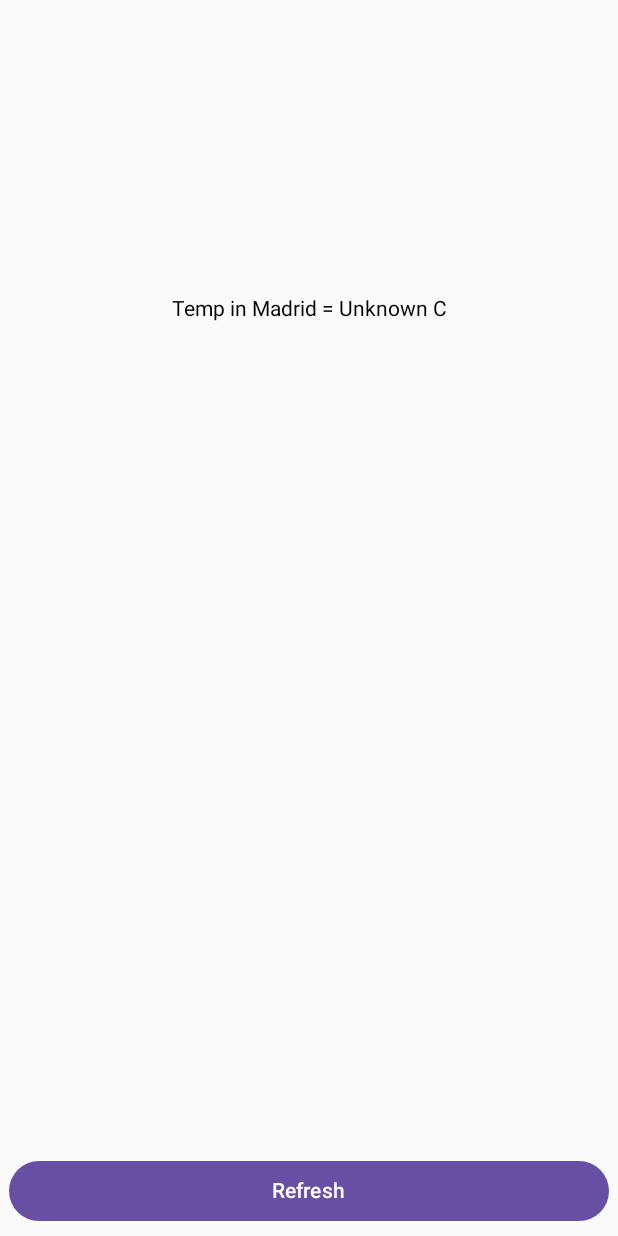
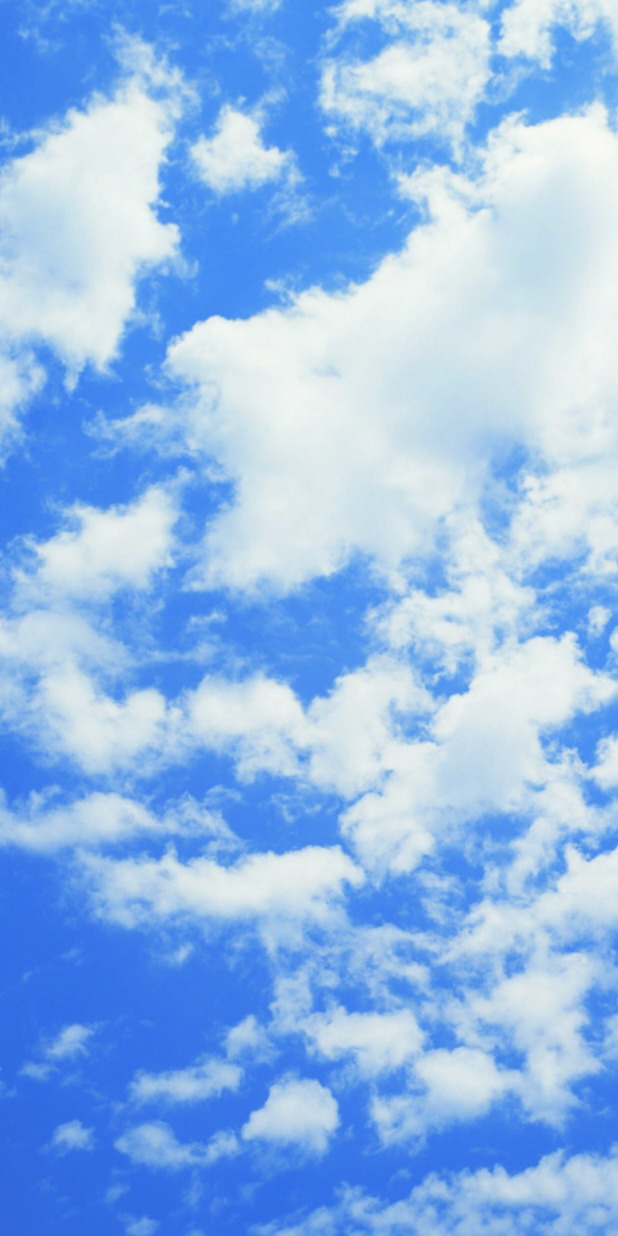
Before and after one commit to NoXis82/ComposeExample, an Android app built with Jetpack Compose: the screen it shows after launch (MainActivity), on a phone screen of 412 x 824 dp. Run offline under Robolectric (Android 15) with nearby library versions, the phone set to English and light mode, and no system bars; our stand-ins replace Volley.

Commit message:
create background image

```diff
--- a/app/src/main/java/com/noxis/composeexample/MainActivity.kt
+++ b/app/src/main/java/com/noxis/composeexample/MainActivity.kt
@@ -22,13 +22,14 @@ import androidx.compose.ui.Modifier
 import androidx.compose.ui.unit.dp
 import com.android.volley.toolbox.StringRequest
 import com.android.volley.toolbox.Volley
+import com.noxis.composeexample.screens.MainScreen
 import org.json.JSONObject
 
 class MainActivity : ComponentActivity() {
     override fun onCreate(savedInstanceState: Bundle?) {
         super.onCreate(savedInstanceState)
         setContent {
-            Greeting(name = "Madrid", this)
+            MainScreen()
         }
     }
 
@@ -37,58 +38,23 @@ class MainActivity : ComponentActivity() {
     }
 }
 
-private fun getResult(city: String, state: MutableState<String>, context: Context) {
-    val url = "https://api.weatherapi.com/v1/current.json" +
-            "?key=${MainActivity.API_KEY}&" +
-            "q=$city" +
-            "&aqi=no"
-    val queue = Volley.newRequestQueue(context)
-    val stringRequest = StringRequest(
-        com.android.volley.Request.Method.GET,
-        url,
-        { response ->
-            val obj = JSONObject(response)
-            state.value = obj.getJSONObject("current").getString("temp_c")
-        },
-        { error ->
-            state.value = error.networkResponse.statusCode.toString()
-        }
-    )
-    queue.add(stringRequest)
-
-}
-
-@Composable
-fun Greeting(name: String, context: Context) {
-    val state = remember {
-        mutableStateOf("Unknown")
-    }
-
-    Column(modifier = Modifier.fillMaxSize()) {
-        Box(
-            modifier = Modifier
-                .fillMaxHeight(0.5f)
-                .fillMaxWidth(),
-            contentAlignment = Alignment.Center
-        ) {
-            Text(text = "Temp in $name = ${state.value} C")
-        }
-        Box(
-            modifier = Modifier
-                .fillMaxHeight()
-                .fillMaxWidth(),
-            contentAlignment = Alignment.BottomCenter
-        ) {
-            Button(
-                modifier = Modifier
-                    .padding(6.dp)
-                    .fillMaxWidth(),
-                onClick = {
-                    getResult(name, state, context)
-                }
-            ) {
-                Text(text = "Refresh")
-            }
-        }
-    }
-}
+//private fun getResult(city: String, state: MutableState<String>, context: Context) {
+//    val url = "https://api.weatherapi.com/v1/current.json" +
+//            "?key=${MainActivity.API_KEY}&" +
+//            "q=$city" +
+//            "&aqi=no"
+//    val queue = Volley.newRequestQueue(context)
+//    val stringRequest = StringRequest(
+//        com.android.volley.Request.Method.GET,
+//        url,
+//        { response ->
+//            val obj = JSONObject(response)
+//            state.value = obj.getJSONObject("current").getString("temp_c")
+//        },
+//        { error ->
+//            state.value = error.networkResponse.statusCode.toString()
+//        }
+//    )
+//    queue.add(stringRequest)
+//
+//}
--- /dev/null
+++ b/app/src/main/java/com/noxis/composeexample/screens/MainScreen.kt
@@ -0,0 +1,25 @@
+package com.noxis.composeexample.screens
+
+import androidx.compose.foundation.Image
+import androidx.compose.foundation.layout.fillMaxSize
+import androidx.compose.runtime.Composable
+import androidx.compose.ui.Modifier
+import androidx.compose.ui.draw.alpha
+import androidx.compose.ui.layout.ContentScale
+import androidx.compose.ui.res.painterResource
+import androidx.compose.ui.tooling.preview.Preview
+import com.noxis.composeexample.R
+
+
+@Composable
+@Preview(showBackground = true)
+fun MainScreen() {
+    Image(
+        painter = painterResource(id = R.drawable.background),
+        contentDescription = "image",
+        modifier = Modifier
+            .fillMaxSize()
+            .alpha(0.8f),
+        contentScale = ContentScale.Crop
+    )
+}
```
Also changed, not shown: app/src/main/res/drawable/background.jpg (added).
